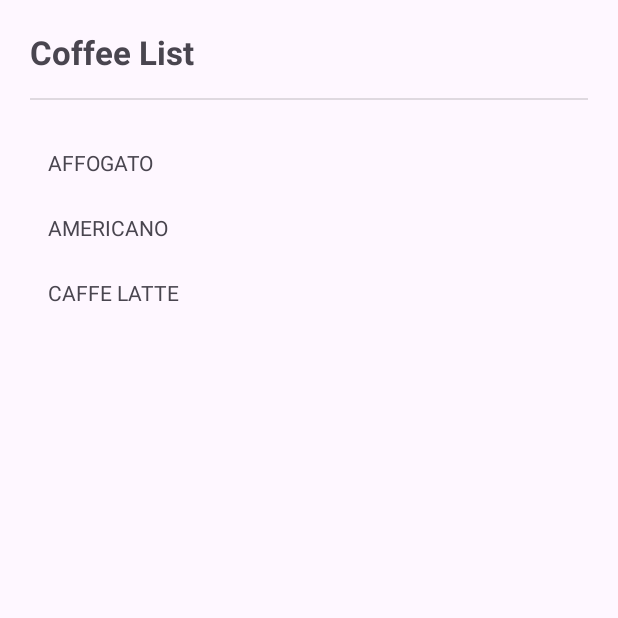
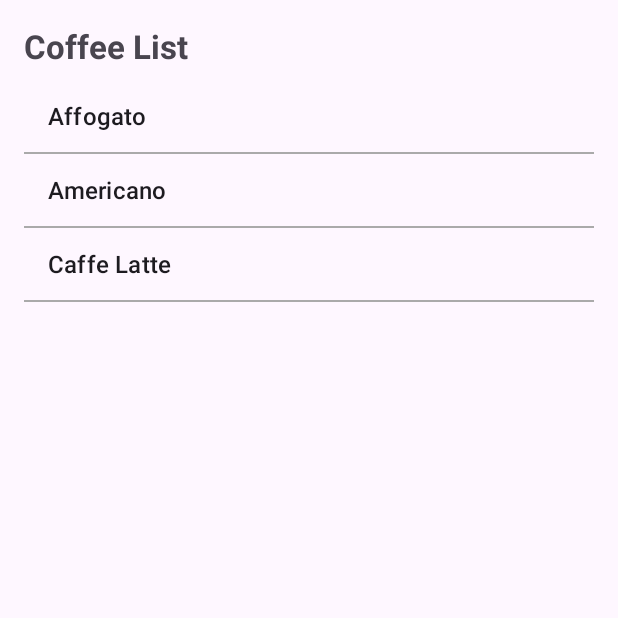
Before and after one commit to MightyMike28/LAB_WEEK_03, an Android app: the screen it shows after launch (MainActivity), on a phone screen of 412 x 824 dp, the top half of it. Run offline under Robolectric (Android 15) with nearby library versions, the phone set to English and light mode, and no system bars.

Commit message:
Commit No.4 – use jetpack navigation

```diff
--- a/app/build.gradle.kts
+++ b/app/build.gradle.kts
@@ -47,5 +47,5 @@ dependencies {
     androidTestImplementation(libs.androidx.espresso.core)
     implementation("androidx.navigation:navigation-fragment-ktx:2.8.0")
     implementation("androidx.navigation:navigation-ui-ktx:2.8.0")
-
+    implementation("androidx.navigation:navigation-ui-ktx:2.5.3")
 }
--- a/app/src/main/java/com/example/lab_week_03/CoffeeListFragment.kt
+++ b/app/src/main/java/com/example/lab_week_03/CoffeeListFragment.kt
@@ -1,49 +1,43 @@
 package com.example.lab_week_03
 
-import android.content.Context
 import android.os.Bundle
 import android.view.LayoutInflater
 import android.view.View
 import android.view.ViewGroup
+import android.widget.ArrayAdapter
+import android.widget.ListView
+import androidx.core.os.bundleOf
 import androidx.fragment.app.Fragment
+import androidx.navigation.fragment.findNavController
 
-class CoffeeListFragment : Fragment(), View.OnClickListener {
+class CoffeeListFragment : Fragment() {
 
-    private lateinit var coffeeListener: CoffeeListener
-
-    override fun onAttach(context: Context) {
-        super.onAttach(context)
-        if (context is CoffeeListener) {
-            coffeeListener = context
-        } else {
-            throw RuntimeException("MainActivity must implement CoffeeListener")
-        }
-    }
+    private lateinit var coffeeList: ListView
+    private val coffees = listOf("Affogato", "Americano", "Caffe Latte")
 
     override fun onCreateView(
         inflater: LayoutInflater, container: ViewGroup?,
         savedInstanceState: Bundle?
     ): View? {
-        return inflater.inflate(R.layout.fragment_coffee_list, container, false)
-    }
+        val root = inflater.inflate(R.layout.fragment_coffee_list, container, false)
+        coffeeList = root.findViewById(R.id.coffee_listview)
 
-    override fun onViewCreated(view: View, savedInstanceState: Bundle?) {
-        super.onViewCreated(view, savedInstanceState)
+        val adapter = ArrayAdapter(
+            requireContext(),
+            android.R.layout.simple_list_item_1,
+            coffees
+        )
+        coffeeList.adapter = adapter
 
-        val coffeeList = listOf<View>(
-            view.findViewById(R.id.affogato),
-            view.findViewById(R.id.americano),
-            view.findViewById(R.id.latte)
-        )
+        coffeeList.setOnItemClickListener { _, _, position, _ ->
+            val coffee = coffees[position]
+            val bundle = bundleOf("coffeeName" to coffee)
+            findNavController().navigate(
+                R.id.action_coffeeListFragment_to_coffeeDetailFragment,
+                bundle
+            )
+        }
 
-        coffeeList.forEach {
-            it.setOnClickListener(this)
-        }
-    }
-
-    override fun onClick(v: View?) {
-        v?.let { coffee ->
-            coffeeListener.onSelected(coffee.id)
-        }
+        return root
     }
 }
--- a/app/src/main/java/com/example/lab_week_03/MainActivity.kt
+++ b/app/src/main/java/com/example/lab_week_03/MainActivity.kt
@@ -5,14 +5,8 @@ import androidx.appcompat.app.AppCompatActivity
 import androidx.core.view.ViewCompat
 import androidx.core.view.WindowCompat
 import androidx.core.view.WindowInsetsCompat
-import androidx.fragment.app.FragmentContainerView
 
-// interface komunikasi
-interface CoffeeListener {
-    fun onSelected(id: Int)
-}
-
-class MainActivity : AppCompatActivity(), CoffeeListener {
+class MainActivity : AppCompatActivity() {
     override fun onCreate(savedInstanceState: Bundle?) {
         super.onCreate(savedInstanceState)
         enableEdgeToEdge()
@@ -23,26 +17,6 @@ class MainActivity : AppCompatActivity(), CoffeeListener {
             v.setPadding(systemBars.left, systemBars.top, systemBars.right, systemBars.bottom)
             insets
         }
-
-        // tambahkan CoffeeListFragment pertama kali
-        if (savedInstanceState == null) {
-            findViewById<FragmentContainerView>(R.id.fragment_container).let { containerLayout ->
-                val listFragment = CoffeeListFragment()
-                supportFragmentManager.beginTransaction()
-                    .add(containerLayout.id, listFragment)
-                    .commit()
-            }
-        }
-    }
-
-    override fun onSelected(id: Int) {
-        findViewById<FragmentContainerView>(R.id.fragment_container).let { containerLayout ->
-            val detailFragment = CoffeeDetailFragment.newInstance(id)
-            supportFragmentManager.beginTransaction()
-                .replace(containerLayout.id, detailFragment)
-                .addToBackStack(null)
-                .commit()
-        }
     }
 }
 
--- a/app/src/main/res/layout/activity_main.xml
+++ b/app/src/main/res/layout/activity_main.xml
@@ -1,6 +1,10 @@
 <?xml version="1.0" encoding="utf-8"?>
 <androidx.fragment.app.FragmentContainerView
     xmlns:android="http://schemas.android.com/apk/res/android"
+    xmlns:app="http://schemas.android.com/apk/res-auto"
     android:id="@+id/fragment_container"
+    android:name="androidx.navigation.fragment.NavHostFragment"
     android:layout_width="match_parent"
-    android:layout_height="match_parent"/>
+    android:layout_height="match_parent"
+    app:defaultNavHost="true"
+    app:navGraph="@navigation/nav_graph" />
--- a/app/src/main/res/layout/fragment_coffee_list.xml
+++ b/app/src/main/res/layout/fragment_coffee_list.xml
@@ -1,48 +1,22 @@
 <?xml version="1.0" encoding="utf-8"?>
-<ScrollView xmlns:android="http://schemas.android.com/apk/res/android"
+<LinearLayout xmlns:android="http://schemas.android.com/apk/res/android"
     android:layout_width="match_parent"
     android:layout_height="match_parent"
-    android:padding="20dp">
+    android:orientation="vertical"
+    android:padding="16dp">
 
-    <LinearLayout
+    <TextView
+        android:layout_width="wrap_content"
+        android:layout_height="wrap_content"
+        android:text="Coffee List"
+        android:textStyle="bold"
+        android:textSize="22sp"
+        android:paddingBottom="8dp"/>
+
+    <ListView
+        android:id="@+id/coffee_listview"
         android:layout_width="match_parent"
-        android:layout_height="wrap_content"
-        android:orientation="vertical">
-
-        <TextView
-            android:layout_width="match_parent"
-            android:layout_height="wrap_content"
-            android:text="@string/coffee_list"
-            android:textSize="22sp"
-            android:textStyle="bold"
-            android:paddingBottom="16dp"/>
-
-        <View
-            android:layout_width="match_parent"
-            android:layout_height="1dp"
-            android:layout_marginBottom="20dp"
-            android:background="?android:attr/dividerVertical" />
-
-        <TextView
-            android:id="@+id/affogato"
-            android:layout_width="match_parent"
-            android:layout_height="wrap_content"
-            android:padding="12dp"
-            android:text="@string/affogato_title" />
-
-        <TextView
-            android:id="@+id/americano"
-            android:layout_width="match_parent"
-            android:layout_height="wrap_content"
-            android:padding="12dp"
-            android:text="@string/americano_title" />
-
-        <TextView
-            android:id="@+id/latte"
-            android:layout_width="match_parent"
-            android:layout_height="wrap_content"
-            android:padding="12dp"
-            android:text="@string/latte_title" />
-
-    </LinearLayout>
-</ScrollView>
+        android:layout_height="match_parent"
+        android:divider="@android:color/darker_gray"
+        android:dividerHeight="1dp"/>
+</LinearLayout>
--- /dev/null
+++ b/app/src/main/res/navigation/nav_graph.xml
@@ -0,0 +1,30 @@
+<?xml version="1.0" encoding="utf-8"?>
+<navigation
+    xmlns:android="http://schemas.android.com/apk/res/android"
+    xmlns:app="http://schemas.android.com/apk/res-auto"
+    xmlns:tools="http://schemas.android.com/tools"
+    android:id="@+id/nav_graph"
+    app:startDestination="@id/coffeeListFragment">
+
+    <fragment
+        android:id="@+id/coffeeListFragment"
+        android:name="com.example.lab_week_03.CoffeeListFragment"
+        android:label="Coffee List"
+        tools:layout="@layout/fragment_coffee_list">
+
+        <action
+            android:id="@+id/action_coffeeListFragment_to_coffeeDetailFragment"
+            app:destination="@id/coffeeDetailFragment" />
+    </fragment>
+
+    <fragment
+        android:id="@+id/coffeeDetailFragment"
+        android:name="com.example.lab_week_03.CoffeeDetailFragment"
+        android:label="Coffee Detail"
+        tools:layout="@layout/fragment_coffee_detail">
+
+        <argument
+            android:name="coffeeName"
+            app:argType="string" />
+    </fragment>
+</navigation>
```
Also changed, not shown: app/src/main/java/com/example/lab_week_03/CoffeeDetailFragment.kt (+20 -34 lines), app/src/main/res/layout/fragment_coffee_detail.xml (+13 -19 lines).
